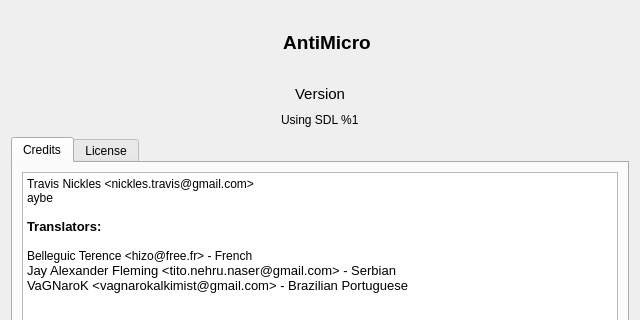
The window that src/aboutdialog.ui (AntiMicroX/antimicrox) describes before a commit, drawn with Qt 5; both pictures show x 0 to 640 and y 0 to 320 of the 640 by 480 pixel window.
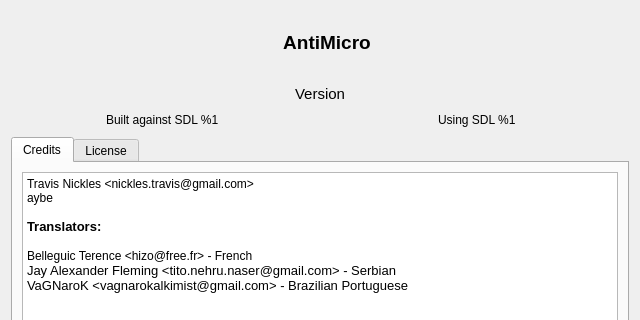
The same window after the commit. Icons and pictures are not drawn.

Commit message: Display runtime and compiled SDL versions in AboutDialog.

```diff
--- a/src/aboutdialog.ui
+++ b/src/aboutdialog.ui
@@ -108,12 +108,23 @@
      </property>
     </widget>
    </item>
+   <item>
+    <layout class="QHBoxLayout" name="horizontalLayout_3">
    <item alignment="Qt::AlignHCenter">
-    <widget class="QLabel" name="sdlVersionLabel">
+      <widget class="QLabel" name="sdlCompiledVersionLabel">
+       <property name="text">
+        <string>Built against SDL %1</string>
+       </property>
+      </widget>
+     </item>
+     <item alignment="Qt::AlignHCenter">
+      <widget class="QLabel" name="sdlLinkedVersionLabel">
      <property name="text">
       <string>Using SDL %1</string>
      </property>
     </widget>
+     </item>
+    </layout>
    </item>
    <item>
     <widget class="QTabWidget" name="tabWidget">
```
Lines whose indentation alone changed are shown as unchanged. The commit also changes 1 other file.
